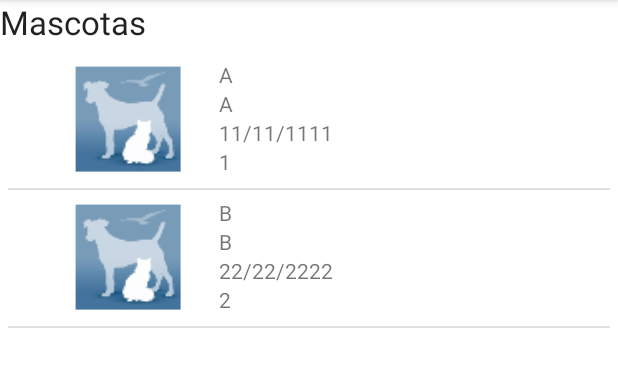
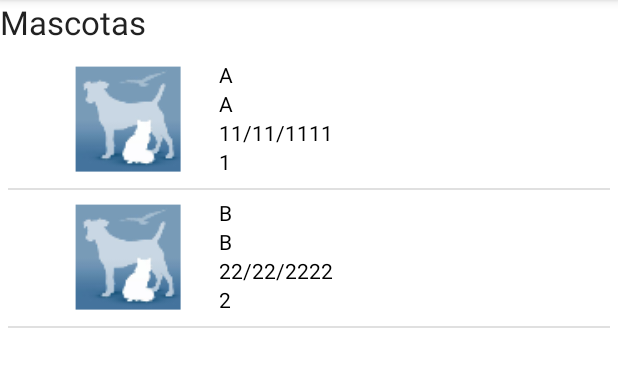
Before and after one commit to edum17/Pet-Agenda, an Android app: the screen it shows after launch (MainActivity), with the options menu open, on a phone screen of 412 x 824 dp, the part 84-471 px from its top. Run offline under Robolectric (Android 15) with nearby library versions, the phone set to English and light mode, and no system bars; 2 statements that could not run were skipped.

Commit message:
Agenda ok

```diff
--- a/ControlMascotas/app/src/main/java/com/example/german/controlmascotas/DBHelper.java
+++ b/ControlMascotas/app/src/main/java/com/example/german/controlmascotas/DBHelper.java
@@ -188,5 +188,14 @@ public class DBHelper extends SQLiteOpenHelper {
         evento.put(CN_HoraFinE, "10:00");
         evento.put(CN_TipoE,"Adiestrador");
         db.insert(TABLA_EVENTOS, null, evento);
+
+        //Evento 6
+        evento = new ContentValues();
+        evento.put(CN_NomME, "B");
+        evento.put(CN_FechaE, "11/11/1111");
+        evento.put(CN_HoraIniE, "07:00");
+        evento.put(CN_HoraFinE, "08:00");
+        evento.put(CN_TipoE,"Adiestrador");
+        db.insert(TABLA_EVENTOS, null, evento);
     }
 }
--- a/ControlMascotas/app/src/main/java/com/example/german/controlmascotas/ListViewAdapterDiasAgenda.java
+++ b/ControlMascotas/app/src/main/java/com/example/german/controlmascotas/ListViewAdapterDiasAgenda.java
@@ -57,12 +57,11 @@ public class ListViewAdapterDiasAgenda extends BaseAdapter {
 
         diaSemana.setText(evento.get(position).getNomDiaFecha());
 
-        System.out.println("*************************** FECHA ADAPTER: " + evento.get(position).getFecha());
+        //System.out.println("*************************** FECHA ADAPTER: " + evento.get(position).getFecha());
         final ListViewAdapterEventosDia adapterHoraEvento = new ListViewAdapterEventosDia(context, dbconeccion.listarEventosDia(evento.get(position).getFecha()));
         adapterHoraEvento.notifyDataSetChanged();
         eventosDia.setAdapter(adapterHoraEvento);
-
-
+        ListViewSinScroll.setListViewHeightBasedOnItems(eventosDia);
         return itemView;
     }
 }
--- a/ControlMascotas/app/src/main/res/layout/formato_fila_dias_agenda.xml
+++ b/ControlMascotas/app/src/main/res/layout/formato_fila_dias_agenda.xml
@@ -18,14 +18,15 @@
             android:textColor="@color/Azul"
             android:layout_width="fill_parent"
             android:layout_height="wrap_content"
+            android:layout_marginTop="15dp"
             />
 
         <ListView
             android:layout_width="fill_parent"
-            android:layout_height="fill_parent"
+            android:layout_height="match_parent"
             android:id="@+id/listViewEventosDia"
             android:layout_gravity="center_horizontal"
-            android:padding="5dp" />
+            />
 
     </LinearLayout>
 
--- a/ControlMascotas/app/src/main/res/layout/formato_fila_mascotas.xml
+++ b/ControlMascotas/app/src/main/res/layout/formato_fila_mascotas.xml
@@ -26,25 +26,29 @@
             android:id="@+id/fila_nombre"
             android:text="Nombre"
             android:layout_width="fill_parent"
-            android:layout_height="wrap_content" />
+            android:layout_height="wrap_content"
+            android:textColor="@color/Negro"/>
 
         <TextView
             android:id="@+id/fila_tipo"
             android:text="Tipo"
             android:layout_width="fill_parent"
-            android:layout_height="wrap_content" />
+            android:layout_height="wrap_content"
+            android:textColor="@color/Negro"/>
 
         <TextView
             android:id="@+id/fila_fecha_nac"
             android:text="FechaNac"
             android:layout_width="fill_parent"
-            android:layout_height="wrap_content" />
+            android:layout_height="wrap_content"
+            android:textColor="@color/Negro"/>
 
         <TextView
             android:id="@+id/fila_numxip"
             android:text="NumXip"
             android:layout_width="fill_parent"
-            android:layout_height="wrap_content" />
+            android:layout_height="wrap_content"
+            android:textColor="@color/Negro"/>
     </LinearLayout>
 
 
--- a/ControlMascotas/app/src/main/res/layout/lay_mascotas.xml
+++ b/ControlMascotas/app/src/main/res/layout/lay_mascotas.xml
@@ -16,5 +16,5 @@
         android:layout_height="fill_parent"
         android:id="@+id/listViewMascotas"
         android:layout_gravity="center_horizontal"
-        android:padding="5dp" />
+        android:padding="5dp"/>
 </LinearLayout>
--- a/ControlMascotas/app/src/main/res/values/colors.xml
+++ b/ControlMascotas/app/src/main/res/values/colors.xml
@@ -5,4 +5,5 @@
     <color name="Celeste">#79d3d3</color>
     <color name="Naranja">#e97039</color>
     <color name="Marron">#321a0e</color>
+    <color name = "Negro">#000000</color>
 </resources>
```
Also changed, not shown: ControlMascotas/app/src/main/java/com/example/german/controlmascotas/ListViewSinScroll.java (added, +40 -0 lines), ControlMascotas/app/src/main/res/layout/formato_fila_eventos_dia.xml (+13 -5 lines).
